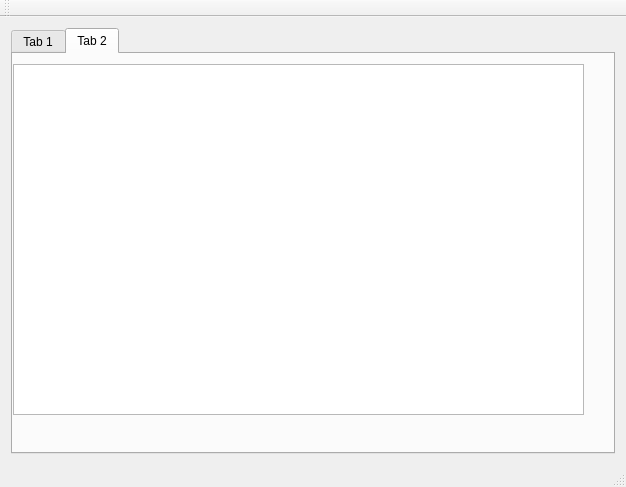
The window that mainwindow.ui (kwahoo2/freescope) describes before a commit, drawn with Qt 5.
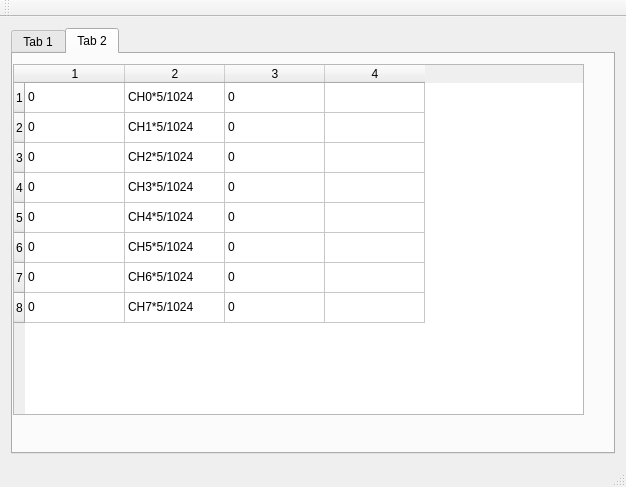
The same window after the commit. The open tabs and pages were chosen to show the change. Custom widgets are drawn as their Qt base class.

What changed in the file:
```diff
--- a/mainwindow.ui
+++ b/mainwindow.ui
@@ -176,6 +176,144 @@
           <height>351</height>
          </rect>
         </property>
+        <property name="rowCount">
+         <number>8</number>
+        </property>
+        <property name="columnCount">
+         <number>4</number>
+        </property>
+        <row/>
+        <row/>
+        <row/>
+        <row/>
+        <row/>
+        <row/>
+        <row/>
+        <row/>
+        <column/>
+        <column/>
+        <column/>
+        <column/>
+        <item row="0" column="0">
+         <property name="text">
+          <string>0</string>
+         </property>
+        </item>
+        <item row="0" column="1">
+         <property name="text">
+          <string>CH0*5/1024</string>
+         </property>
+        </item>
+        <item row="0" column="2">
+         <property name="text">
+          <string>0</string>
+         </property>
+        </item>
+        <item row="1" column="0">
+         <property name="text">
+          <string>0</string>
+         </property>
+        </item>
+        <item row="1" column="1">
+         <property name="text">
+          <string>CH1*5/1024</string>
+         </property>
+        </item>
+        <item row="1" column="2">
+         <property name="text">
+          <string>0</string>
+         </property>
+        </item>
+        <item row="2" column="0">
+         <property name="text">
+          <string>0</string>
+         </property>
+        </item>
+        <item row="2" column="1">
+         <property name="text">
+          <string>CH2*5/1024</string>
+         </property>
+        </item>
+        <item row="2" column="2">
+         <property name="text">
+          <string>0</string>
+         </property>
+        </item>
+        <item row="3" column="0">
+         <property name="text">
+          <string>0</string>
+         </property>
+        </item>
+        <item row="3" column="1">
+         <property name="text">
+          <string>CH3*5/1024</string>
+         </property>
+        </item>
+        <item row="3" column="2">
+         <property name="text">
+          <string>0</string>
+         </property>
+        </item>
+        <item row="4" column="0">
+         <property name="text">
+          <string>0</string>
+         </property>
+        </item>
+        <item row="4" column="1">
+         <property name="text">
+          <string>CH4*5/1024</string>
+         </property>
+        </item>
+        <item row="4" column="2">
+         <property name="text">
+          <string>0</string>
+         </property>
+        </item>
+        <item row="5" column="0">
+         <property name="text">
+          <string>0</string>
+         </property>
+        </item>
+        <item row="5" column="1">
+         <property name="text">
+          <string>CH5*5/1024</string>
+         </property>
+        </item>
+        <item row="5" column="2">
+         <property name="text">
+          <string>0</string>
+         </property>
+        </item>
+        <item row="6" column="0">
+         <property name="text">
+          <string>0</string>
+         </property>
+        </item>
+        <item row="6" column="1">
+         <property name="text">
+          <string>CH6*5/1024</string>
+         </property>
+        </item>
+        <item row="6" column="2">
+         <property name="text">
+          <string>0</string>
+         </property>
+        </item>
+        <item row="7" column="0">
+         <property name="text">
+          <string>0</string>
+         </property>
+        </item>
+        <item row="7" column="1">
+         <property name="text">
+          <string>CH7*5/1024</string>
+         </property>
+        </item>
+        <item row="7" column="2">
+         <property name="text">
+          <string>0</string>
+         </property>
+        </item>
        </widget>
       </widget>
      </widget>
```
